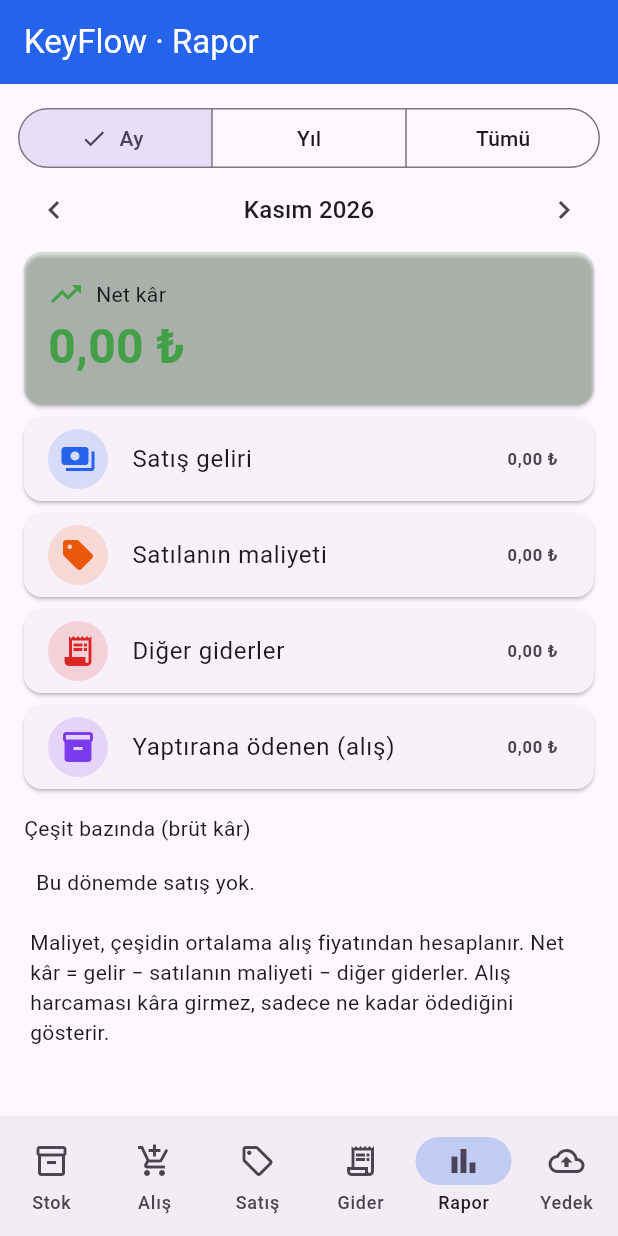
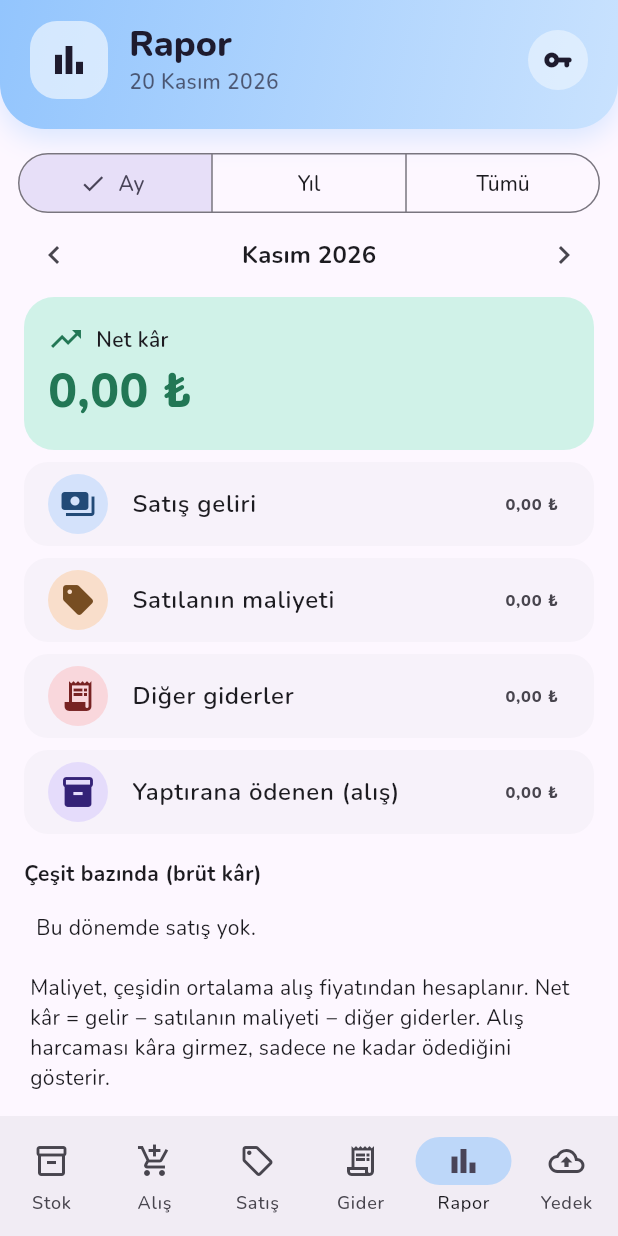
Before and after one commit to muminevildan/anahtarlik, a Flutter app: the screen it shows after launch, item 5 of the bottom bar chosen, on a phone screen of 412 x 824 dp. Run offline on Flutter 3.47's test engine with Material 3 defaults, Android fonts, the phone set to English and light mode, and no system bars; our stand-ins replace file_picker, google_fonts, share_plus.

Commit message:
Update main.dart

```diff
--- a/lib/main.dart
+++ b/lib/main.dart
@@ -3,6 +3,8 @@ import 'dart:io';
 
 import 'package:file_picker/file_picker.dart';
 import 'package:flutter/material.dart';
+import 'package:flutter/services.dart';
+import 'package:google_fonts/google_fonts.dart';
 import 'package:path_provider/path_provider.dart';
 import 'package:share_plus/share_plus.dart';
 
@@ -26,20 +28,53 @@ String ds(DateTime t) => '${t.year}-${t.month.toString().padLeft(2, '0')}-${t.da
 double num2(dynamic v) => (v as num).toDouble();
 double? parseNum(String s) => double.tryParse(s.trim().replaceAll(',', '.'));
 
+// ---------- Renkler (pastel) ----------
 const palette = [
-  Color(0xFF2563EB),
-  Color(0xFFDC2626),
-  Color(0xFF059669),
-  Color(0xFFD97706),
-  Color(0xFF7C3AED),
-  Color(0xFFDB2777),
-  Color(0xFF0891B2),
-  Color(0xFFEA580C),
-  Color(0xFF4D7C0F),
-  Color(0xFF475569),
+  Color(0xFF93C5FD),
+  Color(0xFFFCA5A5),
+  Color(0xFF6EE7B7),
+  Color(0xFFFCD34D),
+  Color(0xFFC4B5FD),
+  Color(0xFFF9A8D4),
+  Color(0xFF67E8F9),
+  Color(0xFFFDBA74),
+  Color(0xFFBEF264),
+  Color(0xFFCBD5E1),
 ];
 Color colorAt(int i) => palette[i % palette.length];
-const tabColors = [Color(0xFF7C3AED), Color(0xFFEA580C), Color(0xFF059669), Color(0xFFDC2626), Color(0xFF2563EB), Color(0xFF475569)];
+
+// Pastel zeminlerin üstündeki yazı/ikon rengi
+const ink = Color(0xFF1E1B2E);
+
+// Sekme renkleri: Stok, Alış, Satış, Gider, Rapor, Yedek (hepsi paletten)
+const tabColors = [
+  Color(0xFFC4B5FD), // lavanta
+  Color(0xFFFDBA74), // şeftali
+  Color(0xFF6EE7B7), // nane
+  Color(0xFFFCA5A5), // mercan
+  Color(0xFF93C5FD), // gökyüzü
+  Color(0xFFCBD5E1), // gri-mavi
+];
+const tabIcons = [
+  Icons.inventory_2_outlined,
+  Icons.add_shopping_cart,
+  Icons.sell_outlined,
+  Icons.receipt_long_outlined,
+  Icons.bar_chart,
+  Icons.backup_outlined,
+];
+
+const pGreen = Color(0xFF6EE7B7);
+const pRed = Color(0xFFFCA5A5);
+const pBlue = Color(0xFF93C5FD);
+const pOrange = Color(0xFFFDBA74);
+const pPurple = Color(0xFFC4B5FD);
+const pYellow = Color(0xFFFCD34D);
+
+// Pastel rengin açık temada okunur koyu tonu, koyu temada kendisi
+Color tone(BuildContext c, Color x) => Theme.of(c).brightness == Brightness.dark
+    ? x
+    : HSLColor.fromColor(x).withLightness(0.30).withSaturation(0.55).toColor();
 
 // ---------- Veri ----------
 class Data {
@@ -125,14 +160,19 @@ class Data {
 Future<File> dataFile() async => File('${(await getApplicationDocumentsDirectory()).path}/anahtarlik.json');
 
 // ---------- Uygulama ----------
+ThemeData buildTheme(Brightness b) {
+  final base = ThemeData(colorSchemeSeed: const Color(0xFFC4B5FD), brightness: b, useMaterial3: true);
+  return base.copyWith(textTheme: GoogleFonts.nunitoTextTheme(base.textTheme));
+}
+
 class App extends StatelessWidget {
   const App({super.key});
   @override
   Widget build(BuildContext context) => MaterialApp(
         title: 'KeyFlow',
         debugShowCheckedModeBanner: false,
-        theme: ThemeData(colorSchemeSeed: const Color(0xFF7C3AED), useMaterial3: true),
-        darkTheme: ThemeData(colorSchemeSeed: const Color(0xFF7C3AED), brightness: Brightness.dark, useMaterial3: true),
+        theme: buildTheme(Brightness.light),
+        darkTheme: buildTheme(Brightness.dark),
         home: const Home(),
       );
 }
@@ -245,7 +285,7 @@ class _HomeState extends State<Home> {
                     child: CircleAvatar(
                       radius: 16,
                       backgroundColor: palette[i],
-                      child: color == i ? const Icon(Icons.check, size: 18, color: Colors.white) : null,
+                      child: color == i ? const Icon(Icons.check, size: 18, color: ink) : null,
                     ),
                   ),
               ]),
@@ -372,7 +412,7 @@ class _HomeState extends State<Home> {
       builder: (c) => SafeArea(
         child: Column(mainAxisSize: MainAxisSize.min, children: [
           ListTile(
-            leading: CircleAvatar(backgroundColor: d.colorOf(id), child: const Icon(Icons.vpn_key, color: Colors.white, size: 20)),
+            leading: CircleAvatar(backgroundColor: d.colorOf(id), child: const Icon(Icons.vpn_key, color: ink, size: 20)),
             title: Text(p['name'] as String, style: Theme.of(c).textTheme.titleLarge),
             subtitle: Text('Stok ${d.stock(id)} · ort. alış ${tl(d.avgCost(id))}'),
           ),
@@ -565,31 +605,38 @@ class _HomeState extends State<Home> {
     ));
   }
 
-  Widget statCard(IconData icon, Color c, String label, String value) => Card(
-        color: c.withAlpha(30),
+  Widget statCard(IconData icon, Color c, String label, String value) {
+    final t = tone(context, c);
+    return Card(
+      color: c.withAlpha(70),
+      elevation: 0,
+      shape: RoundedRectangleBorder(borderRadius: BorderRadius.circular(18)),
       child: Padding(
         padding: const EdgeInsets.all(14),
         child: Column(crossAxisAlignment: CrossAxisAlignment.start, children: [
           Row(children: [
-              Icon(icon, size: 18, color: c),
+            Icon(icon, size: 18, color: t),
             const SizedBox(width: 6),
-              Flexible(child: Text(label)),
+            Flexible(child: Text(label, style: const TextStyle(fontWeight: FontWeight.w600))),
           ]),
           const SizedBox(height: 4),
           FittedBox(
             fit: BoxFit.scaleDown,
             alignment: Alignment.centerLeft,
-              child: Text(value, style: const TextStyle(fontSize: 22, fontWeight: FontWeight.bold)),
+            child: Text(value, style: TextStyle(fontSize: 22, fontWeight: FontWeight.w800, color: t)),
           ),
         ]),
       ),
     );
+  }
 
   Widget infoRow(IconData icon, Color c, String label, String value) => Card(
+        elevation: 0,
+        shape: RoundedRectangleBorder(borderRadius: BorderRadius.circular(16)),
         child: ListTile(
-          leading: CircleAvatar(backgroundColor: c.withAlpha(40), child: Icon(icon, color: c)),
-          title: Text(label),
-          trailing: Text(value, style: const TextStyle(fontWeight: FontWeight.w600)),
+          leading: CircleAvatar(backgroundColor: c.withAlpha(90), child: Icon(icon, color: tone(context, c))),
+          title: Text(label, style: const TextStyle(fontWeight: FontWeight.w600)),
+          trailing: Text(value, style: const TextStyle(fontWeight: FontWeight.w800)),
         ),
       );
 
@@ -601,18 +648,19 @@ class _HomeState extends State<Home> {
     final stColor = st <= 0 ? cs.error : (st <= 3 ? Colors.orange.shade800 : null);
     final avg = 'Ort. alış ${tl(d.avgCost(id))}';
     return Card(
-      color: pc.withAlpha(28),
-      shape: RoundedRectangleBorder(borderRadius: BorderRadius.circular(12), side: BorderSide(color: pc, width: 1.5)),
+      color: pc.withAlpha(45),
+      elevation: 0,
+      shape: RoundedRectangleBorder(borderRadius: BorderRadius.circular(18), side: BorderSide(color: pc, width: 1.5)),
       child: Column(children: [
         ListTile(
           onTap: () => productSheet(p),
-          leading: CircleAvatar(backgroundColor: pc, child: const Icon(Icons.vpn_key, color: Colors.white, size: 20)),
-          title: Text(p['name'] as String, style: const TextStyle(fontWeight: FontWeight.w600)),
+          leading: CircleAvatar(backgroundColor: pc, child: const Icon(Icons.vpn_key, color: ink, size: 20)),
+          title: Text(p['name'] as String, style: const TextStyle(fontWeight: FontWeight.w700, fontSize: 16)),
           subtitle: Text(st <= 0 ? 'Stok bitti · $avg' : (st <= 3 ? 'Azaldı · $avg' : avg)),
           trailing: Row(mainAxisSize: MainAxisSize.min, children: [
             if (st <= 3) Icon(Icons.warning_amber_rounded, color: stColor),
             const SizedBox(width: 6),
-            Text('$st', style: TextStyle(fontSize: 28, fontWeight: FontWeight.bold, color: stColor)),
+            Text('$st', style: TextStyle(fontSize: 28, fontWeight: FontWeight.w800, color: stColor)),
           ]),
         ),
         Padding(
@@ -620,7 +668,7 @@ class _HomeState extends State<Home> {
           child: Row(children: [
             Expanded(
               child: FilledButton.icon(
-                style: FilledButton.styleFrom(backgroundColor: pc, foregroundColor: Colors.white),
+                style: FilledButton.styleFrom(backgroundColor: pc, foregroundColor: ink),
                 onPressed: () => quickSale(id),
                 icon: const Icon(Icons.sell_outlined, size: 18),
                 label: const Text('1 sattım'),
@@ -629,7 +677,7 @@ class _HomeState extends State<Home> {
             const SizedBox(width: 8),
             Expanded(
               child: OutlinedButton.icon(
-                style: OutlinedButton.styleFrom(foregroundColor: pc, side: BorderSide(color: pc)),
+                style: OutlinedButton.styleFrom(foregroundColor: tone(context, pc), side: BorderSide(color: pc)),
                 onPressed: () => tradeSheet(false, pid: id),
                 icon: const Icon(Icons.add_shopping_cart, size: 18),
                 label: const Text('Alış ekle'),
@@ -656,9 +704,9 @@ class _HomeState extends State<Home> {
       if (d.hasData && old)
         Card(child: ListTile(title: const Text('Yedek almayı unutma'), subtitle: const Text('Dokun ve yedekle'), onTap: () => setState(() => tab = 5))),
       Row(children: [
-        Expanded(child: statCard(Icons.inventory_2, const Color(0xFF7C3AED), 'Eldeki toplam', '$pieces adet')),
+        Expanded(child: statCard(Icons.inventory_2, pPurple, 'Eldeki toplam', '$pieces adet')),
         const SizedBox(width: 8),
-        Expanded(child: statCard(Icons.savings, const Color(0xFFD97706), 'Maliyet değeri', tl(total))),
+        Expanded(child: statCard(Icons.savings, pYellow, 'Maliyet değeri', tl(total))),
       ]),
       if (d.products.isEmpty)
         const Card(
@@ -689,7 +737,7 @@ class _HomeState extends State<Home> {
         child: Padding(
           padding: const EdgeInsets.all(24),
           child: Column(mainAxisSize: MainAxisSize.min, children: [
-            Icon(icon, size: 72, color: color.withAlpha(150)),
+            Icon(icon, size: 72, color: color),
             const SizedBox(height: 12),
             Text(m, textAlign: TextAlign.center),
           ]),
@@ -698,16 +746,24 @@ class _HomeState extends State<Home> {
 
   Widget tradePage(bool sale) {
     final list = sorted(sale ? d.sales : d.purchases);
-    if (list.isEmpty) return emptyMsg(sale ? 'Henüz satış yok.\nAşağıdan "Satış ekle"ye bas.' : 'Henüz alış yok.\nAşağıdan "Alış ekle"ye bas.', sale ? Icons.sell_outlined : Icons.add_shopping_cart, sale ? const Color(0xFF059669) : const Color(0xFFEA580C));
+    if (list.isEmpty) {
+      return emptyMsg(
+        sale ? 'Henüz satış yok.\nAşağıdan "Satış ekle"ye bas.' : 'Henüz alış yok.\nAşağıdan "Alış ekle"ye bas.',
+        sale ? Icons.sell_outlined : Icons.add_shopping_cart,
+        sale ? pGreen : pOrange,
+      );
+    }
     return ListView(padding: pad, children: [
       const Padding(padding: EdgeInsets.fromLTRB(4, 0, 4, 4), child: Text('Düzeltmek için kayda dokun.')),
       for (final e in list)
         Card(
+          elevation: 0,
+          shape: RoundedRectangleBorder(borderRadius: BorderRadius.circular(16)),
           child: ListTile(
             onTap: () => tradeSheet(sale, edit: e),
-            leading: CircleAvatar(backgroundColor: d.colorOf(e['pid'] as int), child: Icon(sale ? Icons.sell_outlined : Icons.add_shopping_cart, color: Colors.white, size: 20)),
+            leading: CircleAvatar(backgroundColor: d.colorOf(e['pid'] as int), child: Icon(sale ? Icons.sell_outlined : Icons.add_shopping_cart, color: ink, size: 20)),
             isThreeLine: ((e['note'] as String?) ?? '').isNotEmpty,
-            title: Text(d.name(e['pid'] as int)),
+            title: Text(d.name(e['pid'] as int), style: const TextStyle(fontWeight: FontWeight.w700)),
             subtitle: Text(tradeSub(e)),
             trailing: IconButton(
               icon: const Icon(Icons.delete_outline),
@@ -722,15 +778,17 @@ class _HomeState extends State<Home> {
 
   Widget giderPage() {
     final list = sorted(d.expenses);
-    if (list.isEmpty) return emptyMsg('Henüz gider yok.\nKargo, filament, ambalaj gibi masrafları buraya yaz.', Icons.receipt_long, const Color(0xFFDC2626));
+    if (list.isEmpty) return emptyMsg('Henüz gider yok.\nKargo, filament, ambalaj gibi masrafları buraya yaz.', Icons.receipt_long, pRed);
     return ListView(padding: pad, children: [
       const Padding(padding: EdgeInsets.fromLTRB(4, 0, 4, 4), child: Text('Düzeltmek için kayda dokun.')),
       for (final e in list)
         Card(
+          elevation: 0,
+          shape: RoundedRectangleBorder(borderRadius: BorderRadius.circular(16)),
           child: ListTile(
             onTap: () => expenseSheet(edit: e),
-            leading: const CircleAvatar(backgroundColor: Color(0xFFDC2626), child: Icon(Icons.receipt_long, color: Colors.white, size: 20)),
-            title: Text(e['note'] as String),
+            leading: const CircleAvatar(backgroundColor: pRed, child: Icon(Icons.receipt_long, color: ink, size: 20)),
+            title: Text(e['note'] as String, style: const TextStyle(fontWeight: FontWeight.w700)),
             subtitle: Text('${e['date']} · ${tl(num2(e['amount']))}'),
             trailing: IconButton(
               icon: const Icon(Icons.delete_outline),
@@ -770,7 +828,7 @@ class _HomeState extends State<Home> {
       if ((e['date'] as String).startsWith(key)) gid += num2(e['amount']);
     }
     final net = rev - cogs - gid;
-    final good = Colors.green.shade600, bad = Theme.of(context).colorScheme.error;
+    final good = tone(context, pGreen), bad = tone(context, pRed);
     final entries = rows.entries.toList()..sort((a, b) => b.value[2].compareTo(a.value[2]));
     return ListView(padding: pad, children: [
       SegmentedButton<int>(
@@ -784,36 +842,40 @@ class _HomeState extends State<Home> {
       ),
       Row(mainAxisAlignment: MainAxisAlignment.spaceBetween, children: [
         period == 2 ? const SizedBox(width: 48, height: 48) : IconButton(icon: const Icon(Icons.chevron_left), onPressed: () => shiftPeriod(-1)),
-        Text(title, style: Theme.of(context).textTheme.titleMedium),
+        Text(title, style: Theme.of(context).textTheme.titleMedium?.copyWith(fontWeight: FontWeight.w700)),
         period == 2 ? const SizedBox(width: 48, height: 48) : IconButton(icon: const Icon(Icons.chevron_right), onPressed: () => shiftPeriod(1)),
       ]),
       Card(
-        color: net >= 0 ? good.withAlpha(35) : Theme.of(context).colorScheme.errorContainer,
+        color: (net >= 0 ? pGreen : pRed).withAlpha(80),
+        elevation: 0,
+        shape: RoundedRectangleBorder(borderRadius: BorderRadius.circular(20)),
         child: Padding(
           padding: const EdgeInsets.all(16),
           child: Column(crossAxisAlignment: CrossAxisAlignment.start, children: [
             Row(children: [
               Icon(net >= 0 ? Icons.trending_up : Icons.trending_down, color: net >= 0 ? good : bad),
               const SizedBox(width: 8),
-              Text(net >= 0 ? 'Net kâr' : 'Net zarar'),
+              Text(net >= 0 ? 'Net kâr' : 'Net zarar', style: const TextStyle(fontWeight: FontWeight.w600)),
             ]),
-            Text(tl(net), style: TextStyle(fontSize: 32, fontWeight: FontWeight.bold, color: net >= 0 ? good : bad)),
+            Text(tl(net), style: TextStyle(fontSize: 32, fontWeight: FontWeight.w800, color: net >= 0 ? good : bad)),
           ]),
         ),
       ),
-      infoRow(Icons.payments, const Color(0xFF2563EB), 'Satış geliri', tl(rev)),
-      infoRow(Icons.sell, const Color(0xFFEA580C), 'Satılanın maliyeti', tl(cogs)),
-      infoRow(Icons.receipt_long, const Color(0xFFDC2626), 'Diğer giderler', tl(gid)),
-      infoRow(Icons.inventory_2, const Color(0xFF7C3AED), 'Yaptırana ödenen (alış)', tl(spent)),
-      const Padding(padding: EdgeInsets.fromLTRB(4, 12, 4, 4), child: Text('Çeşit bazında (brüt kâr)')),
+      infoRow(Icons.payments, pBlue, 'Satış geliri', tl(rev)),
+      infoRow(Icons.sell, pOrange, 'Satılanın maliyeti', tl(cogs)),
+      infoRow(Icons.receipt_long, pRed, 'Diğer giderler', tl(gid)),
+      infoRow(Icons.inventory_2, pPurple, 'Yaptırana ödenen (alış)', tl(spent)),
+      const Padding(padding: EdgeInsets.fromLTRB(4, 12, 4, 4), child: Text('Çeşit bazında (brüt kâr)', style: TextStyle(fontWeight: FontWeight.w700))),
       if (entries.isEmpty) const Padding(padding: EdgeInsets.all(12), child: Text('Bu dönemde satış yok.')),
       for (final en in entries)
         Card(
+          elevation: 0,
+          shape: RoundedRectangleBorder(borderRadius: BorderRadius.circular(16)),
           child: ListTile(
-            leading: CircleAvatar(backgroundColor: d.colorOf(en.key), child: const Icon(Icons.vpn_key, color: Colors.white, size: 18)),
-            title: Text(d.name(en.key)),
+            leading: CircleAvatar(backgroundColor: d.colorOf(en.key), child: const Icon(Icons.vpn_key, color: ink, size: 18)),
+            title: Text(d.name(en.key), style: const TextStyle(fontWeight: FontWeight.w700)),
             subtitle: Text('${en.value[0].toInt()} adet · gelir ${tl(en.value[1])}'),
-            trailing: Text(tl(en.value[2]), style: TextStyle(fontWeight: FontWeight.bold, color: en.value[2] >= 0 ? good : bad)),
+            trailing: Text(tl(en.value[2]), style: TextStyle(fontWeight: FontWeight.w800, color: en.value[2] >= 0 ? good : bad)),
           ),
         ),
       const Padding(
@@ -851,24 +913,33 @@ class _HomeState extends State<Home> {
 
   Widget yedekPage() => ListView(padding: const EdgeInsets.all(12), children: [
         Card(
+          elevation: 0,
+          shape: RoundedRectangleBorder(borderRadius: BorderRadius.circular(18)),
           child: Padding(
             padding: const EdgeInsets.all(16),
             child: Column(crossAxisAlignment: CrossAxisAlignment.start, children: [
-              Text('Yedek al', style: Theme.of(context).textTheme.titleMedium),
+              Text('Yedek al', style: Theme.of(context).textTheme.titleMedium?.copyWith(fontWeight: FontWeight.w700)),
               const SizedBox(height: 6),
               const Text('Telefon değiştirirsen ya da uygulamayı silersen verilerini buradan geri yüklersin. Dosyayı WhatsApp’tan kendine, Drive’a ya da e-postaya gönder.'),
               const SizedBox(height: 6),
               Text('Son yedek: ${d.lastBackup ?? 'hiç alınmadı'}'),
               const SizedBox(height: 10),
-              FilledButton.icon(onPressed: backup, icon: const Icon(Icons.share), label: const Text('Yedeği paylaş (WhatsApp, Drive...)')),
+              FilledButton.icon(
+                style: FilledButton.styleFrom(backgroundColor: tabColors[5], foregroundColor: ink),
+                onPressed: backup,
+                icon: const Icon(Icons.share),
+                label: const Text('Yedeği paylaş (WhatsApp, Drive...)'),
+              ),
             ]),
           ),
         ),
         Card(
+          elevation: 0,
+          shape: RoundedRectangleBorder(borderRadius: BorderRadius.circular(18)),
           child: Padding(
             padding: const EdgeInsets.all(16),
             child: Column(crossAxisAlignment: CrossAxisAlignment.start, children: [
-              Text('Yedekten geri yükle', style: Theme.of(context).textTheme.titleMedium),
+              Text('Yedekten geri yükle', style: Theme.of(context).textTheme.titleMedium?.copyWith(fontWeight: FontWeight.w700)),
               const SizedBox(height: 6),
               const Text('Yeni telefonda uygulamayı aç, yedek dosyasını seç.'),
               const SizedBox(height: 10),
@@ -879,17 +950,74 @@ class _HomeState extends State<Home> {
       ]);
 
   Widget? fab() {
+    Widget f(VoidCallback onTap, String label) => FloatingActionButton.extended(
+          backgroundColor: tabColors[tab],
+          foregroundColor: ink,
+          elevation: 2,
+          onPressed: onTap,
+          icon: const Icon(Icons.add),
+          label: Text(label, style: const TextStyle(fontWeight: FontWeight.w700)),
+        );
     switch (tab) {
       case 0:
-        return FloatingActionButton.extended(backgroundColor: tabColors[tab], foregroundColor: Colors.white, onPressed: addProduct, icon: const Icon(Icons.add), label: const Text('Çeşit ekle'));
+        return f(addProduct, 'Çeşit ekle');
       case 1:
-        return FloatingActionButton.extended(backgroundColor: tabColors[tab], foregroundColor: Colors.white, onPressed: () => tradeSheet(false), icon: const Icon(Icons.add), label: const Text('Alış ekle'));
+        return f(() => tradeSheet(false), 'Alış ekle');
       case 2:
-        return FloatingActionButton.extended(backgroundColor: tabColors[tab], foregroundColor: Colors.white, onPressed: () => tradeSheet(true), icon: const Icon(Icons.add), label: const Text('Satış ekle'));
+        return f(() => tradeSheet(true), 'Satış ekle');
       case 3:
-        return FloatingActionButton.extended(backgroundColor: tabColors[tab], foregroundColor: Colors.white, onPressed: expenseSheet, icon: const Icon(Icons.add), label: const Text('Gider ekle'));
+        return f(expenseSheet, 'Gider ekle');
     }
     return null;
+  }
+
+  // ----- Üst başlık -----
+  Widget header(String title) {
+    final c = tabColors[tab];
+    final now = DateTime.now();
+    final tt = Theme.of(context).textTheme;
+    return Container(
+      decoration: BoxDecoration(
+        gradient: LinearGradient(
+          begin: Alignment.topLeft,
+          end: Alignment.bottomRight,
+          colors: [c, Color.lerp(c, Colors.white, 0.5)!],
+        ),
+        borderRadius: const BorderRadius.vertical(bottom: Radius.circular(30)),
+        boxShadow: [BoxShadow(color: c.withAlpha(90), blurRadius: 16, offset: const Offset(0, 6))],
+      ),
+      child: SafeArea(
+        bottom: false,
+        child: Padding(
+          padding: const EdgeInsets.fromLTRB(20, 14, 20, 20),
+          child: Row(children: [
+            Container(
+              width: 52,
+              height: 52,
+              decoration: BoxDecoration(color: Colors.white.withAlpha(150), borderRadius: BorderRadius.circular(18)),
+              child: Icon(tabIcons[tab], color: ink, size: 28),
+            ),
+            const SizedBox(width: 14),
+            Expanded(
+              child: Column(crossAxisAlignment: CrossAxisAlignment.start, mainAxisSize: MainAxisSize.min, children: [
+                Text(title, style: tt.headlineSmall?.copyWith(fontWeight: FontWeight.w800, color: ink, height: 1.1)),
+                const SizedBox(height: 2),
+                Text(
+                  '${now.day} ${aylar[now.month - 1]} ${now.year}',
+                  style: tt.bodyMedium?.copyWith(color: ink.withAlpha(170), fontWeight: FontWeight.w600),
+                ),
+              ]),
+            ),
+            Container(
+              width: 40,
+              height: 40,
+              decoration: BoxDecoration(color: Colors.white.withAlpha(110), shape: BoxShape.circle),
+              child: const Icon(Icons.vpn_key_rounded, color: ink, size: 20),
+            ),
+          ]),
+        ),
+      ),
+    );
   }
 
   @override
@@ -897,15 +1025,16 @@ class _HomeState extends State<Home> {
     const titles = ['Stok', 'Alış', 'Satış', 'Gider', 'Rapor', 'Yedek'];
     final List<Widget Function()> pages = [stokPage, () => tradePage(false), () => tradePage(true), giderPage, raporPage, yedekPage];
     return Scaffold(
-      appBar: AppBar(
-        backgroundColor: tabColors[tab],
-        foregroundColor: Colors.white,
-        title: Text('KeyFlow · ${titles[tab]}'),
+      body: AnnotatedRegion<SystemUiOverlayStyle>(
+        value: SystemUiOverlayStyle.dark.copyWith(statusBarColor: Colors.transparent),
+        child: Column(children: [
+          header(titles[tab]),
+          Expanded(child: ready ? pages[tab]() : const Center(child: CircularProgressIndicator())),
+        ]),
       ),
-      body: ready ? pages[tab]() : const Center(child: CircularProgressIndicator()),
       floatingActionButton: ready ? fab() : null,
       bottomNavigationBar: NavigationBar(
-        indicatorColor: tabColors[tab].withAlpha(60),
+        indicatorColor: tabColors[tab].withAlpha(140),
         selectedIndex: tab,
         onDestinationSelected: (i) => setState(() => tab = i),
         destinations: const [
```
Lines whose indentation alone changed are shown as unchanged.
